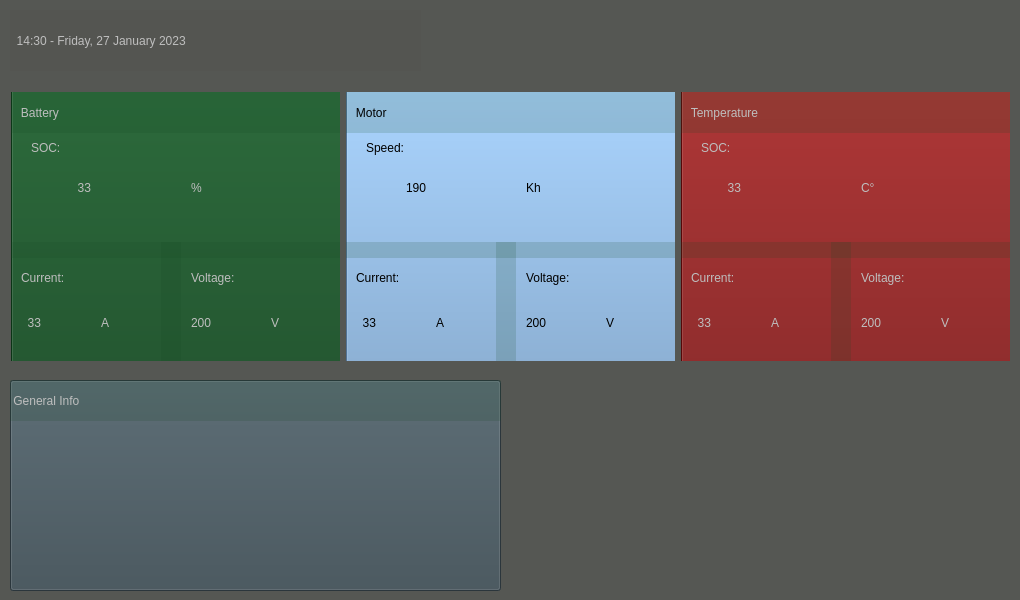
Above: apps/hpowerscreenV2/mainwindow.ui from GiovanniRaseraF/santoka_qt before the change. Below: the same form after it.
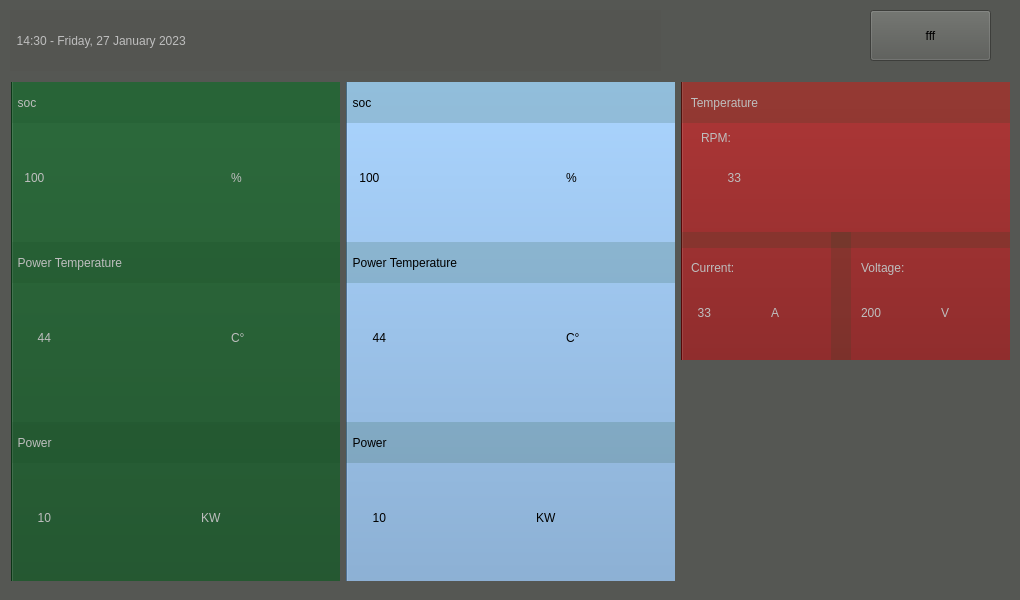
That is the form after the change. Icons and pictures are not drawn.

Commit message: hpv2: new graphics

What changed in the file:
```diff
--- a/apps/hpowerscreenV2/mainwindow.ui
+++ b/apps/hpowerscreenV2/mainwindow.ui
@@ -30,9 +30,9 @@
     <property name="geometry">
      <rect>
       <x>0</x>
-      <y>81</y>
+      <y>71</y>
       <width>1021</width>
-      <height>291</height>
+      <height>521</height>
      </rect>
     </property>
     <layout class="QHBoxLayout" name="horizontalLayout">
@@ -46,7 +46,7 @@
             <x>0</x>
             <y>-6</y>
             <width>331</width>
-            <height>291</height>
+            <height>521</height>
            </rect>
           </property>
           <property name="styleSheet">
@@ -79,7 +79,7 @@
 font: 20pt &quot;Ubuntu&quot;;</string>
           </property>
           <property name="text">
-           <string>   Battery</string>
+           <string>  soc</string>
           </property>
          </widget>
          <widget class="QLabel" name="l_SOC_value">
@@ -88,38 +88,18 @@
           </property>
           <property name="geometry">
            <rect>
-            <x>60</x>
-            <y>70</y>
-            <width>101</width>
-            <height>51</height>
+            <x>10</x>
+            <y>50</y>
+            <width>161</width>
+            <height>91</height>
            </rect>
           </property>
           <property name="styleSheet">
            <string notr="true">background-color: rgba(16, 73, 31,0);
-font: 40pt &quot;Ubuntu&quot;;</string>
+font: 50pt &quot;Ubuntu&quot;;</string>
           </property>
           <property name="text">
-           <string>  33</string>
-          </property>
-         </widget>
-         <widget class="QLabel" name="label_2">
-          <property name="enabled">
-           <bool>false</bool>
-          </property>
-          <property name="geometry">
-           <rect>
-            <x>20</x>
-            <y>40</y>
-            <width>71</width>
-            <height>31</height>
-           </rect>
-          </property>
-          <property name="styleSheet">
-           <string notr="true">background-color: rgba(16, 73, 31,0);
-font: 15pt &quot;Ubuntu&quot;;</string>
-          </property>
-          <property name="text">
-           <string>SOC:</string>
+           <string> 100</string>
           </property>
          </widget>
          <widget class="QLabel" name="label_3">
@@ -128,30 +108,30 @@
           </property>
           <property name="geometry">
            <rect>
-            <x>180</x>
-            <y>70</y>
+            <x>220</x>
+            <y>50</y>
             <width>81</width>
-            <height>51</height>
+            <height>91</height>
            </rect>
           </property>
           <property name="styleSheet">
            <string notr="true">background-color: rgba(16, 73, 31,0);
-font: 40pt &quot;Ubuntu&quot;;</string>
+font: 50pt &quot;Ubuntu&quot;;</string>
           </property>
           <property name="text">
            <string>%</string>
           </property>
          </widget>
-         <widget class="QLabel" name="l_battery_2">
+         <widget class="QLabel" name="l_battery_15">
           <property name="enabled">
            <bool>false</bool>
           </property>
           <property name="geometry">
            <rect>
             <x>0</x>
-            <y>150</y>
+            <y>160</y>
             <width>331</width>
-            <height>16</height>
+            <height>41</height>
            </rect>
           </property>
           <property name="toolTip">
@@ -165,27 +145,47 @@
 font: 20pt &quot;Ubuntu&quot;;</string>
           </property>
           <property name="text">
-           <string/>
+           <string>  Power Temperature</string>
           </property>
          </widget>
-         <widget class="QLabel" name="l_batterycurrent_value">
+         <widget class="QLabel" name="l_SOC_value_3">
           <property name="enabled">
            <bool>false</bool>
           </property>
           <property name="geometry">
            <rect>
-            <x>10</x>
-            <y>200</y>
+            <x>20</x>
+            <y>210</y>
+            <width>161</width>
+            <height>91</height>
+           </rect>
+          </property>
+          <property name="styleSheet">
+           <string notr="true">background-color: rgba(16, 73, 31,0);
+font: 50pt &quot;Ubuntu&quot;;</string>
+          </property>
+          <property name="text">
+           <string>  44</string>
+          </property>
+         </widget>
+         <widget class="QLabel" name="label_5">
+          <property name="enabled">
+           <bool>false</bool>
+          </property>
+          <property name="geometry">
+           <rect>
+            <x>220</x>
+            <y>210</y>
             <width>81</width>
-            <height>61</height>
+            <height>91</height>
            </rect>
           </property>
           <property name="styleSheet">
            <string notr="true">background-color: rgba(16, 73, 31,0);
-font: 30pt &quot;Ubuntu&quot;;</string>
+font: 50pt &quot;Ubuntu&quot;;</string>
           </property>
           <property name="text">
-           <string>  33</string>
+           <string>C°</string>
           </property>
          </widget>
          <widget class="QLabel" name="label_6">
@@ -194,50 +194,50 @@
           </property>
           <property name="geometry">
            <rect>
-            <x>90</x>
-            <y>200</y>
-            <width>41</width>
-            <height>61</height>
+            <x>190</x>
+            <y>390</y>
+            <width>111</width>
+            <height>91</height>
            </rect>
           </property>
           <property name="styleSheet">
            <string notr="true">background-color: rgba(16, 73, 31,0);
-font: 30pt &quot;Ubuntu&quot;;</string>
+font: 50pt &quot;Ubuntu&quot;;</string>
           </property>
           <property name="text">
-           <string>A</string>
+           <string>KW</string>
           </property>
          </widget>
-         <widget class="QLabel" name="label_7">
+         <widget class="QLabel" name="l_SOC_value_4">
           <property name="enabled">
            <bool>false</bool>
           </property>
           <property name="geometry">
            <rect>
-            <x>10</x>
-            <y>170</y>
-            <width>81</width>
-            <height>31</height>
+            <x>20</x>
+            <y>390</y>
+            <width>161</width>
+            <height>91</height>
            </rect>
           </property>
           <property name="styleSheet">
            <string notr="true">background-color: rgba(16, 73, 31,0);
-font: 15pt &quot;Ubuntu&quot;;</string>
+font: 50pt &quot;Ubuntu&quot;;</string>
           </property>
           <property name="text">
-           <string>Current:</string>
+           <string>  10</string>
           </property>
          </widget>
-         <widget class="QLabel" name="l_battery_3">
+         <widget class="QLabel" name="l_battery_16">
           <property name="enabled">
            <bool>false</bool>
           </property>
           <property name="geometry">
            <rect>
-            <x>150</x>
-            <y>150</y>
-            <width>20</width>
-            <height>131</height>
+            <x>0</x>
+            <y>340</y>
+            <width>331</width>
+            <height>41</height>
            </rect>
           </property>
           <property name="toolTip">
@@ -251,67 +251,7 @@
 font: 20pt &quot;Ubuntu&quot;;</string>
           </property>
           <property name="text">
-           <string/>
-          </property>
-         </widget>
-         <widget class="QLabel" name="l_batteryvoltage_value">
-          <property name="enabled">
-           <bool>false</bool>
-          </property>
-          <property name="geometry">
-           <rect>
-            <x>180</x>
-            <y>200</y>
-            <width>81</width>
-            <height>61</height>
-           </rect>
-          </property>
-          <property name="styleSheet">
-           <string notr="true">background-color: rgba(16, 73, 31,0);
-font: 30pt &quot;Ubuntu&quot;;</string>
-          </property>
-          <property name="text">
-           <string>200</string>
-          </property>
-         </widget>
-         <widget class="QLabel" name="label_9">
-          <property name="enabled">
-           <bool>false</bool>
-          </property>
-          <property name="geometry">
-           <rect>
-            <x>260</x>
-            <y>200</y>
-            <width>41</width>
-            <height>61</height>
-           </rect>
-          </property>
-          <property name="styleSheet">
-           <string notr="true">background-color: rgba(16, 73, 31,0);
-font: 30pt &quot;Ubuntu&quot;;</string>
-          </property>
-          <property name="text">
-           <string>V</string>
-          </property>
-         </widget>
-         <widget class="QLabel" name="label_10">
-          <property name="enabled">
-           <bool>false</bool>
-          </property>
-          <property name="geometry">
-           <rect>
-            <x>180</x>
-            <y>170</y>
-            <width>91</width>
-            <height>31</height>
-           </rect>
-          </property>
-          <property name="styleSheet">
-           <string notr="true">background-color: rgba(16, 73, 31,0);
-font: 15pt &quot;Ubuntu&quot;;</string>
-          </property>
-          <property name="text">
-           <string>Voltage:</string>
+           <string>  Power</string>
           </property>
          </widget>
         </widget>
@@ -328,7 +268,7 @@
             <x>0</x>
             <y>-6</y>
             <width>331</width>
-            <height>291</height>
+            <height>521</height>
            </rect>
           </property>
           <property name="styleSheet">
@@ -339,7 +279,107 @@
            <string/>
           </property>
          </widget>
-         <widget class="QLabel" name="l_motor">
+         <widget class="QLabel" name="label_7">
+          <property name="enabled">
+           <bool>true</bool>
+          </property>
+          <property name="geometry">
+           <rect>
+            <x>220</x>
+            <y>210</y>
+            <width>81</width>
+            <height>91</height>
+           </rect>
+          </property>
+          <property name="styleSheet">
+           <string notr="true">background-color: rgba(16, 73, 31,0);
+font: 50pt &quot;Ubuntu&quot;;</string>
+          </property>
+          <property name="text">
+           <string>C°</string>
+          </property>
+         </widget>
+         <widget class="QLabel" name="l_SOC_value_5">
+          <property name="enabled">
+           <bool>true</bool>
+          </property>
+          <property name="geometry">
+           <rect>
+            <x>10</x>
+            <y>50</y>
+            <width>161</width>
+            <height>91</height>
+           </rect>
+          </property>
+          <property name="styleSheet">
+           <string notr="true">background-color: rgba(16, 73, 31,0);
+font: 50pt &quot;Ubuntu&quot;;</string>
+          </property>
+          <property name="text">
+           <string> 100</string>
+          </property>
+         </widget>
+         <widget class="QLabel" name="label_9">
+          <property name="enabled">
+           <bool>true</bool>
+          </property>
+          <property name="geometry">
+           <rect>
+            <x>220</x>
+            <y>50</y>
+            <width>81</width>
+            <height>91</height>
+           </rect>
+          </property>
+          <property name="styleSheet">
+           <string notr="true">background-color: rgba(16, 73, 31,0);
+font: 50pt &quot;Ubuntu&quot;;</string>
+          </property>
+          <property name="text">
+           <string>%</string>
+          </property>
+         </widget>
+         <widget class="QLabel" name="label_10">
+          <property name="enabled">
+           <bool>true</bool>
+          </property>
+          <property name="geometry">
+           <rect>
+            <x>190</x>
+            <y>390</y>
+            <width>111</width>
+            <height>91</height>
+           </rect>
+          </property>
+          <property name="styleSheet">
+           <string notr="true">background-color: rgba(16, 73, 31,0);
+font: 50pt &quot;Ubuntu&quot;;</string>
+          </property>
+          <property name="text">
+           <string>KW</string>
+          </property>
+         </widget>
+         <widget class="QLabel" name="l_SOC_value_6">
+          <property name="enabled">
+           <bool>true</bool>
+          </property>
+          <property name="geometry">
+           <rect>
+            <x>20</x>
+            <y>210</y>
+            <width>161</width>
+            <height>91</height>
+           </rect>
+          </property>
+          <property name="styleSheet">
+           <string notr="true">background-color: rgba(16, 73, 31,0);
+font: 50pt &quot;Ubuntu&quot;;</string>
+          </property>
+          <property name="text">
+           <string>  44</string>
+          </property>
+         </widget>
+         <widget class="QLabel" name="l_battery_2">
           <property name="enabled">
            <bool>true</bool>
           </property>
@@ -355,166 +395,72 @@
            <string>&lt;html&gt;&lt;head/&gt;&lt;body&gt;&lt;p align=&quot;center&quot;&gt;&lt;br/&gt;&lt;/p&gt;&lt;/body&gt;&lt;/html&gt;</string>
           </property>
           <property name="whatsThis">
-           <string>&lt;html&gt;&lt;head/&gt;&lt;body&gt;&lt;p align=&quot;center&quot;&gt;&lt;span style=&quot; color:#2e3436;&quot;&gt;&lt;br/&gt;&lt;/span&gt;&lt;/p&gt;&lt;/body&gt;&lt;/html&gt;</string>
+           <string>&lt;html&gt;&lt;head/&gt;&lt;body&gt;&lt;p align=&quot;center&quot;&gt;&lt;br/&gt;&lt;/p&gt;&lt;/body&gt;&lt;/html&gt;</string>
           </property>
           <property name="styleSheet">
            <string notr="true">background-color: rgba(16, 73, 31,40);
 font: 20pt &quot;Ubuntu&quot;;</string>
           </property>
           <property name="text">
-           <string>   Motor</string>
+           <string>  soc</string>
           </property>
          </widget>
-         <widget class="QLabel" name="label_11">
+         <widget class="QLabel" name="l_battery_17">
           <property name="enabled">
            <bool>true</bool>
           </property>
           <property name="geometry">
            <rect>
-            <x>180</x>
-            <y>170</y>
-            <width>91</width>
-            <height>31</height>
+            <x>0</x>
+            <y>160</y>
+            <width>331</width>
+            <height>41</height>
            </rect>
           </property>
-          <property name="styleSheet">
-           <string notr="true">background-color: rgba(16, 73, 31,0);
-font: 15pt &quot;Ubuntu&quot;;</string>
+          <property name="toolTip">
+           <string>&lt;html&gt;&lt;head/&gt;&lt;body&gt;&lt;p align=&quot;center&quot;&gt;&lt;br/&gt;&lt;/p&gt;&lt;/body&gt;&lt;/html&gt;</string>
           </property>
-          <property name="text">
-           <string>Voltage:</string>
+          <property name="whatsThis">
+           <string>&lt;html&gt;&lt;head/&gt;&lt;body&gt;&lt;p align=&quot;center&quot;&gt;&lt;br/&gt;&lt;/p&gt;&lt;/body&gt;&lt;/html&gt;</string>
           </property>
-         </widget>
-         <widget class="QLabel" name="label_12">
-          <property name="enabled">
-           <bool>true</bool>
-          </property>
-          <property name="geometry">
-           <rect>
-            <x>60</x>
-            <y>70</y>
-            <width>101</width>
-            <height>51</height>
-           </rect>
-          </property>
           <property name="styleSheet">
-           <string notr="true">background-color: rgba(16, 73, 31,0);
-font: 40pt &quot;Ubuntu&quot;;</string>
+           <string notr="true">background-color: rgba(16, 73, 31,40);
+font: 20pt &quot;Ubuntu&quot;;</string>
           </property>
           <property name="text">
-           <string>190</string>
+           <string>  Power Temperature</string>
           </property>
          </widget>
-         <widget class="QLabel" name="label_13">
-          <property name="enabled">
-           <bool>true</bool>
-          </property>
-          <property name="geometry">
-           <rect>
-            <x>180</x>
-            <y>200</y>
-            <width>81</width>
-            <height>61</height>
-           </rect>
-          </property>
-          <property name="styleSheet">
-           <string notr="true">background-color: rgba(16, 73, 31,0);
-font: 30pt &quot;Ubuntu&quot;;</string>
-          </property>
-          <property name="text">
-           <string>200</string>
-          </property>
-         </widget>
-         <widget class="QLabel" name="label_14">
-          <property name="enabled">
-           <bool>true</bool>
-          </property>
-          <property name="geometry">
-           <rect>
-            <x>180</x>
-            <y>70</y>
-            <width>81</width>
-            <height>51</height>
-           </rect>
-          </property>
-          <property name="styleSheet">
-           <string notr="true">background-color: rgba(16, 73, 31,0);
-font: 40pt &quot;Ubuntu&quot;;</string>
-          </property>
-          <property name="text">
-           <string>Kh</string>
-          </property>
-         </widget>
-         <widget class="QLabel" name="label_15">
-          <property name="enabled">
-           <bool>true</bool>
-          </property>
-          <property name="geometry">
-           <rect>
-            <x>10</x>
-            <y>200</y>
-            <width>81</width>
-            <height>61</height>
-           </rect>
-          </property>
-          <property name="styleSheet">
-           <string notr="true">background-color: rgba(16, 73, 31,0);
-font: 30pt &quot;Ubuntu&quot;;</string>
-          </property>
-          <property name="text">
-           <string>  33</string>
-          </property>
-         </widget>
-         <widget class="QLabel" name="label_16">
-          <property name="enabled">
-           <bool>true</bool>
-          </property>
-          <property name="geometry">
-           <rect>
-            <x>90</x>
-            <y>200</y>
-            <width>41</width>
-            <height>61</height>
-           </rect>
-          </property>
-          <property name="styleSheet">
-           <string notr="true">background-color: rgba(16, 73, 31,0);
-font: 30pt &quot;Ubuntu&quot;;</string>
-          </property>
-          <property name="text">
-           <string>A</string>
-          </property>
-         </widget>
-         <widget class="QLabel" name="label_17">
+         <widget class="QLabel" name="l_SOC_value_7">
           <property name="enabled">
            <bool>true</bool>
           </property>
           <property name="geometry">
            <rect>
             <x>20</x>
-            <y>40</y>
-            <width>81</width>
-            <height>31</height>
+            <y>390</y>
+            <width>161</width>
+            <height>91</height>
            </rect>
           </property>
           <property name="styleSheet">
            <string notr="true">background-color: rgba(16, 73, 31,0);
-font: 15pt &quot;Ubuntu&quot;;</string>
+font: 50pt &quot;Ubuntu&quot;;</string>
           </property>
           <property name="text">
-           <string>Speed:</string>
+           <string>  10</string>
           </property>
          </widget>
-         <widget class="QLabel" name="l_battery_4">
+         <widget class="QLabel" name="l_battery_18">
           <property name="enabled">
-           <bool>false</bool>
+           <bool>true</bool>
           </property>
           <property name="geometry">
            <rect>
             <x>0</x>
-            <y>150</y>
+            <y>340</y>
             <width>331</width>
-            <height>16</height>
+            <height>41</height>
            </rect>
           </property>
           <property name="toolTip">
@@ -528,73 +474,7 @@
 font: 20pt &quot;Ubuntu&quot;;</string>
           </property>
           <property name="text">
-           <string/>
-          </property>
-         </widget>
-         <widget class="QLabel" name="label_18">
-          <property name="enabled">
-           <bool>true</bool>
-          </property>
-          <property name="geometry">
-           <rect>
-            <x>260</x>
-            <y>200</y>
-            <width>41</width>
-            <height>61</height>
-           </rect>
-          </property>
-          <property name="styleSheet">
-           <string notr="true">background-color: rgba(16, 73, 31,0);
-font: 30pt &quot;Ubuntu&quot;;</string>
-          </property>
-          <property name="text">
-           <string>V</string>
-          </property>
-         </widget>
-         <widget class="QLabel" name="label_19">
-          <property name="enabled">
-           <bool>true</bool>
-          </property>
-          <property name="geometry">
-           <rect>
-            <x>10</x>
-            <y>170</y>
-            <width>81</width>
-            <height>31</height>
-           </rect>
-          </property>
-          <property name="styleSheet">
-           <string notr="true">background-color: rgba(16, 73, 31,0);
-font: 15pt &quot;Ubuntu&quot;;</string>
-          </property>
-          <property name="text">
-           <string>Current:</string>
-          </property>
-         </widget>
-         <widget class="QLabel" name="l_battery_5">
-          <property name="enabled">
-           <bool>false</bool>
-          </property>
-          <property name="geometry">
-           <rect>
-            <x>150</x>
-            <y>150</y>
-            <width>20</width>
-            <height>131</height>
-           </rect>
-          </property>
-          <property name="toolTip">
-           <string>&lt;html&gt;&lt;head/&gt;&lt;body&gt;&lt;p align=&quot;center&quot;&gt;&lt;br/&gt;&lt;/p&gt;&lt;/body&gt;&lt;/html&gt;</string>
-          </property>
-          <property name="whatsThis">
-           <string>&lt;html&gt;&lt;head/&gt;&lt;body&gt;&lt;p align=&quot;center&quot;&gt;&lt;br/&gt;&lt;/p&gt;&lt;/body&gt;&lt;/html&gt;</string>
-          </property>
-          <property name="styleSheet">
-           <string notr="true">background-color: rgba(16, 73, 31,40);
-font: 20pt &quot;Ubuntu&quot;;</string>
-          </property>
-          <property name="text">
-           <string/>
+           <string>  Power</string>
           </property>
          </widget>
         </widget>
@@ -724,7 +604,7 @@
 font: 40pt &quot;Ubuntu&quot;;</string>
           </property>
           <property name="text">
-           <string>C°</string>
+           <string/>
           </property>
          </widget>
          <widget class="QLabel" name="label_24">
@@ -784,7 +664,7 @@
 font: 15pt &quot;Ubuntu&quot;;</string>
           </property>
           <property name="text">
-           <string>SOC:</string>
+           <string>RPM:</string>
           </property>
          </widget>
          <widget class="QLabel" name="l_battery_6">
@@ -888,10 +768,10 @@
    <widget class="QLabel" name="l_logo">
     <property name="geometry">
      <rect>
-      <x>810</x>
-      <y>470</y>
-      <width>201</width>
-      <height>121</height>
+      <x>680</x>
+      <y>360</y>
+      <width>331</width>
+      <height>281</height>
      </rect>
     </property>
     <property name="styleSheet">
@@ -911,65 +791,35 @@
      <rect>
       <x>10</x>
       <y>10</y>
-      <width>411</width>
+      <width>651</width>
       <height>61</height>
      </rect>
     </property>
     <property name="styleSheet">
      <string notr="true">background-color: rgba(75, 77, 73, 40);
-font: 15pt &quot;Ubuntu&quot;;</string>
+font: 25pt &quot;Ubuntu&quot;;</string>
     </property>
     <property name="text">
      <string>  14:30 - Friday, 27 January 2023</string>
     </property>
    </widget>
-   <widget class="QPushButton" name="pushButton">
+   <widget class="QPushButton" name="pushButton_2">
     <property name="geometry">
      <rect>
-      <x>10</x>
-      <y>380</y>
-      <width>491</width>
-      <height>211</height>
+      <x>870</x>
+      <y>10</y>
+      <width>121</width>
+      <height>51</height>
      </rect>
     </property>
-    <property name="styleSheet">
-     <string notr="true">Background-color: rgb(60, 76, 84)</string>
-    </property>
     <property name="text">
-     <string/>
+     <string>fff</string>
     </property>
    </widget>
-   <widget class="QLabel" name="l_battery_15">
-    <property name="enabled">
-     <bool>false</bool>
-    </property>
-    <property name="geometry">
-     <rect>
-      <x>10</x>
-      <y>380</y>
-      <width>491</width>
-      <height>41</height>
-     </rect>
-    </property>
-    <property name="toolTip">
-     <string>&lt;html&gt;&lt;head/&gt;&lt;body&gt;&lt;p align=&quot;center&quot;&gt;&lt;br/&gt;&lt;/p&gt;&lt;/body&gt;&lt;/html&gt;</string>
-    </property>
-    <property name="whatsThis">
-     <string>&lt;html&gt;&lt;head/&gt;&lt;body&gt;&lt;p align=&quot;center&quot;&gt;&lt;br/&gt;&lt;/p&gt;&lt;/body&gt;&lt;/html&gt;</string>
-    </property>
-    <property name="styleSheet">
-     <string notr="true">background-color: rgba(16, 73, 31,40);
-font: 20pt &quot;Ubuntu&quot;;</string>
-    </property>
-    <property name="text">
-     <string> General Info</string>
-    </property>
-   </widget>
-   <zorder>l_logo</zorder>
    <zorder>horizontalLayoutWidget</zorder>
    <zorder>label_4</zorder>
-   <zorder>pushButton</zorder>
-   <zorder>l_battery_15</zorder>
+   <zorder>pushButton_2</zorder>
+   <zorder>l_logo</zorder>
   </widget>
  </widget>
  <layoutdefault spacing="6" margin="11"/>
```
